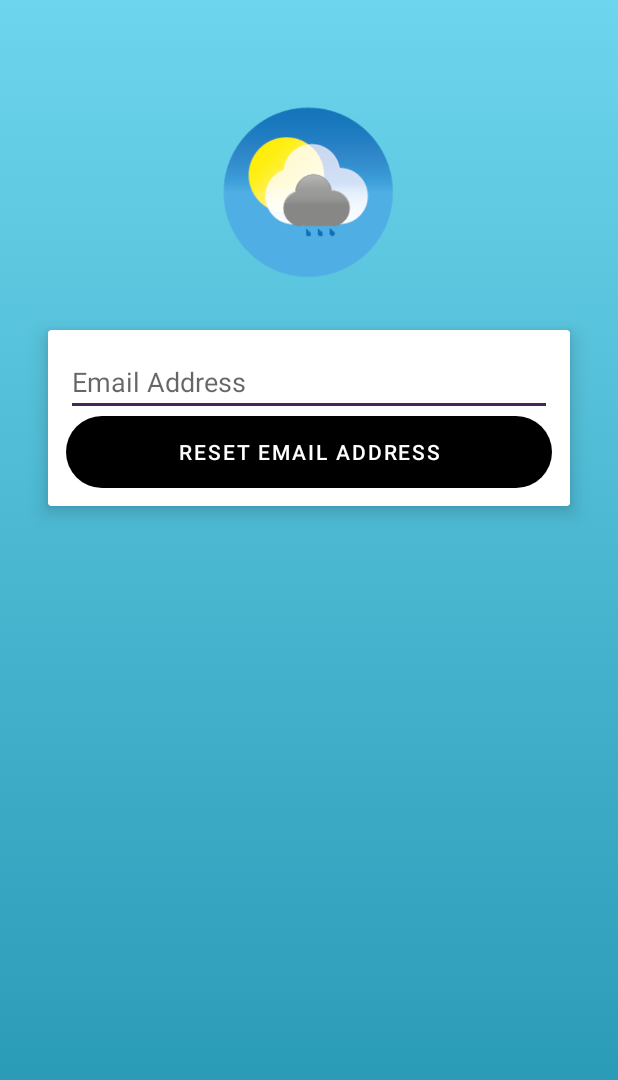
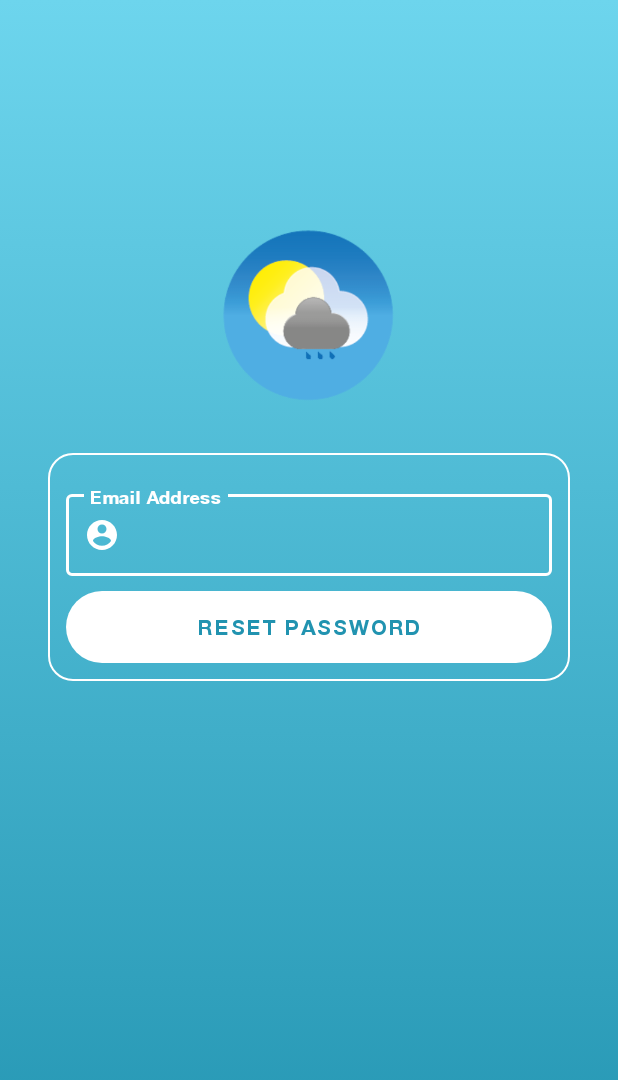
Before and after one commit to rsl081/Weathcare-app, an Android app: the ResetPasswordActivity screen opened directly, with no data from a screen before it, on a phone screen of 412 x 824 dp. Shown: the top 1080 px of the screen. Run offline under Robolectric (Android 15) with nearby library versions, the phone set to English and light mode, and no system bars; our stand-ins replace Firebase (no records; nobody signed in at launch, a user with empty details on screens opened directly); network calls fail.

Commit message:
Polishing Reset Page

```diff
--- a/app/build.gradle
+++ b/app/build.gradle
@@ -45,4 +45,5 @@ dependencies
     androidTestImplementation 'androidx.test.espresso:espresso-core:3.3.0'
     implementation 'com.google.android.material:material:1.1.0'
     implementation 'com.android.volley:volley:1.1.1'
+    implementation 'com.mikhaellopez:circularimageview:3.0.2'
 }
--- a/app/src/main/java/com/example/weathcare/password/ResetPasswordActivity.java
+++ b/app/src/main/java/com/example/weathcare/password/ResetPasswordActivity.java
@@ -16,11 +16,12 @@ import com.example.weathcare.R;
 import com.example.weathcare.login.LoginActivity;
 import com.google.android.gms.tasks.OnCompleteListener;
 import com.google.android.gms.tasks.Task;
+import com.google.android.material.textfield.TextInputEditText;
 import com.google.firebase.auth.FirebaseAuth;
 
 public class ResetPasswordActivity extends AppCompatActivity
 {
-    private EditText etEmail;
+    private TextInputEditText etEmail;
     private TextView tvMessage;
     private LinearLayout llResetPassword, llMessage;
     private Button btnRetry;
--- /dev/null
+++ b/app/src/main/res/drawable/card_border.xml
@@ -0,0 +1,5 @@
+<?xml version="1.0" encoding="utf-8"?>
+<shape xmlns:android="http://schemas.android.com/apk/res/android" android:shape="rectangle">
+    <stroke android:width="1dp" android:color="@color/white"/>
+    <corners android:radius="16dp"/>
+</shape>
--- a/app/src/main/res/layout/activity_reset_password.xml
+++ b/app/src/main/res/layout/activity_reset_password.xml
@@ -11,7 +11,7 @@
         android:id="@+id/imageView2"
         android:layout_width="120dp"
         android:layout_height="120dp"
-        android:layout_marginTop="68dp"
+        android:layout_marginTop="150dp"
         android:src="@drawable/logoapp"
         app:layout_constraintEnd_toEndOf="parent"
         app:layout_constraintHorizontal_bias="0.498"
@@ -25,7 +25,9 @@
         android:layout_marginStart="32dp"
         android:layout_marginTop="196dp"
         android:layout_marginEnd="32dp"
-        app:cardElevation="8dp"
+        app:cardBackgroundColor="#00FFFFFF"
+        app:cardElevation="0dp"
+        app:cardMaxElevation="0dp"
         app:layout_constraintEnd_toEndOf="parent"
         app:layout_constraintHorizontal_bias="1.0"
         app:layout_constraintStart_toStartOf="parent"
@@ -35,29 +37,42 @@
             android:id="@+id/llResetPassword"
             android:layout_width="match_parent"
             android:layout_height="match_parent"
+            android:background="@drawable/card_border"
             android:gravity="center"
             android:orientation="vertical"
             android:padding="12dp">
 
-
-            <EditText
+        <com.google.android.material.textfield.TextInputLayout
+            style="@style/Widget.MaterialComponents.TextInputLayout.OutlinedBox"
+            android:layout_width="match_parent"
+            android:layout_height="wrap_content"
+            android:textColorHint="@color/mtrl_textinput_default_box_stroke_color"
+            app:boxStrokeColor="@color/mtrl_textinput_default_box_stroke_color"
+            app:startIconDrawable="@drawable/va_user_focus"
+            android:layout_marginTop="10dp"
+            android:layout_marginBottom="10dp"
+            app:startIconTint="@color/white">
+            <com.google.android.material.textfield.TextInputEditText
                 android:id="@+id/etEmailResetPassword"
                 android:layout_width="match_parent"
                 android:layout_height="wrap_content"
                 android:ems="10"
-                android:inputType="textPersonName"
-                android:hint="Email Address" />
+                android:hint="Email Address"
+                android:fontFamily="@font/helveticaneue_bold"
+                android:textColor="@color/white"
+                android:inputType="textPersonName" />
+        </com.google.android.material.textfield.TextInputLayout>
 
             <Button
                 android:id="@+id/btmResetPassword"
                 android:layout_width="match_parent"
                 android:layout_height="wrap_content"
+                android:background="@drawable/edit_button"
+                android:fontFamily="@font/helveticaneue_bold"
                 android:onClick="BtnResetPasswordClick"
-                android:text="Reset Email Address"
-                android:background="@drawable/edit_button"
-                app:backgroundTint="@color/black"
-                android:textColor="@color/white"
-                />
+                android:text="Reset Password"
+                android:textColor="#2193b0"
+                app:backgroundTint="@color/white" />
         </LinearLayout>
 
         <LinearLayout
@@ -68,8 +83,8 @@
             android:orientation="vertical"
             android:padding="14dp"
             android:visibility="gone"
+            android:background="@drawable/card_border"
             tools:visibility="visible">
-
 
             <TextView
                 android:id="@+id/tvMessageResetPassword"
@@ -77,6 +92,10 @@
                 android:layout_height="wrap_content"
                 android:gravity="center"
                 android:textAppearance="@style/TextAppearance.AppCompat.Medium"
+                android:layout_marginBottom="10dp"
+                android:layout_marginTop="10dp"
+                android:textColor="@color/white"
+                android:fontFamily="@font/helveticaneue_bold"
                 tools:text="@string/reset_password_instruction" />
 
             <LinearLayout
@@ -88,23 +107,25 @@
                     android:id="@+id/btRetry"
                     android:layout_width="wrap_content"
                     android:layout_height="wrap_content"
+                    android:layout_margin="8dp"
                     android:layout_weight="1"
+                    android:background="@drawable/edit_button"
                     android:onClick="BtnResetPasswordClick"
-                    android:background="@drawable/edit_button"
-                    app:backgroundTint="@color/black"
-                    android:textColor="@color/white"
-                    android:text="@string/retry" />
+                    android:text="@string/retry"
+                    android:textColor="#2193b0"
+                    app:backgroundTint="@color/white" />
 
                 <Button
                     android:id="@+id/btClose"
                     android:layout_width="wrap_content"
                     android:layout_height="wrap_content"
+                    android:layout_margin="8dp"
                     android:layout_weight="1"
+                    android:background="@drawable/edit_button"
                     android:onClick="BtnCloseClick"
-                    android:background="@drawable/edit_button"
-                    app:backgroundTint="@color/black"
-                    android:textColor="@color/white"
-                    android:text="@string/close" />
+                    android:text="@string/close"
+                    android:textColor="#2193b0"
+                    app:backgroundTint="@color/white" />
             </LinearLayout>
         </LinearLayout>
 
--- a/app/src/main/res/layout/activity_signup.xml
+++ b/app/src/main/res/layout/activity_signup.xml
@@ -20,14 +20,15 @@
             android:orientation="vertical"
             android:weightSum="1">
 
-            <ImageView
+            <com.mikhaellopez.circularimageview.CircularImageView
                 android:id="@+id/imageViewSignup"
+                android:layout_marginTop="15dp"
                 android:layout_width="150dp"
                 android:layout_height="190dp"
                 android:layout_gravity="center"
                 android:backgroundTint="@color/black"
                 android:onClick="onClick"
-                app:srcCompat="@drawable/ic_add_photo" />
+                android:src="@drawable/gallery" />
 
             <TextView
                 android:layout_width="match_parent"
```
Also changed, not shown: app/src/main/res/drawable/gallery.png (added), app/src/main/res/drawable/picture.png (added).
